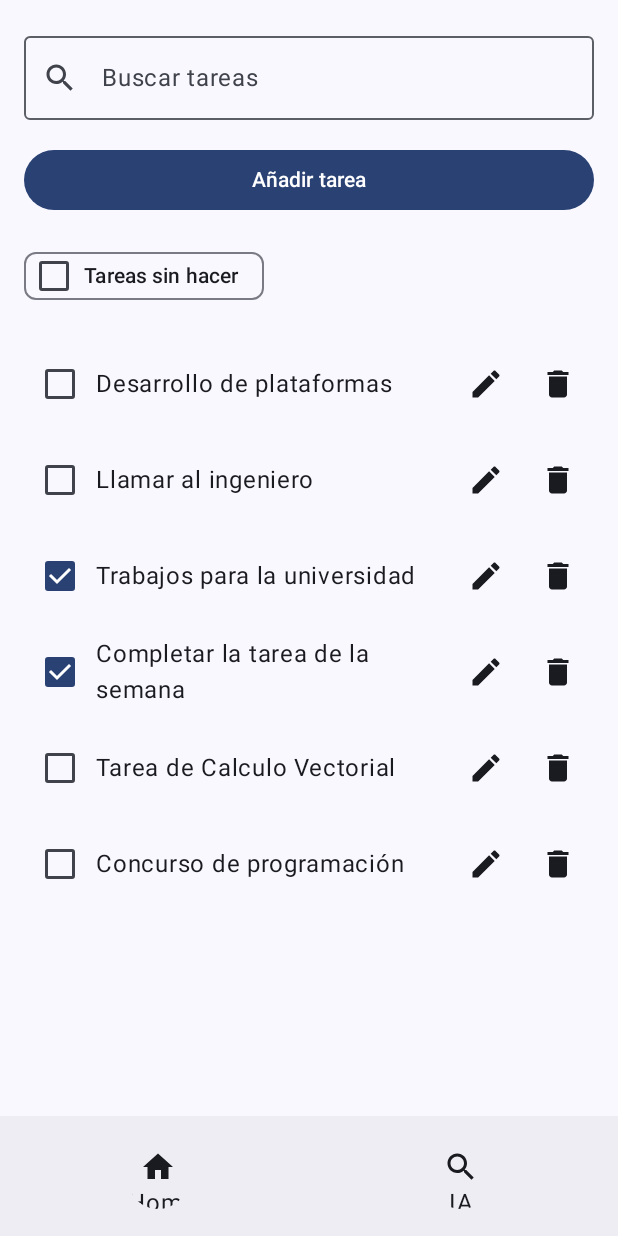
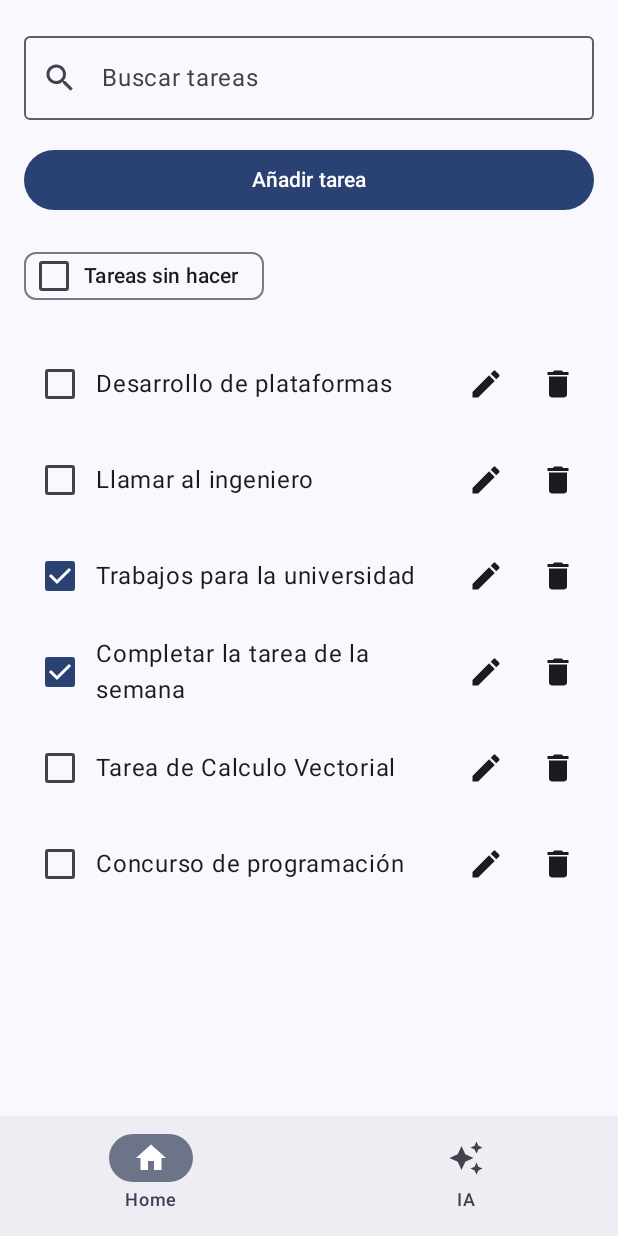
Before and after one commit to EDERANDER/Aplicacion-de-tareas-Android-Studio-Kotlin-Spring-boot, an Android app built with Jetpack Compose: the screen it shows after launch (MainActivity), on a phone screen of 412 x 824 dp. Run offline under Robolectric (Android 15) with nearby library versions, the phone set to English and light mode, and no system bars.

Commit message:
creando cambios de xml

```diff
--- a/app/build.gradle.kts
+++ b/app/build.gradle.kts
@@ -49,6 +49,8 @@ dependencies {
     implementation(libs.androidx.compose.ui.graphics)
     implementation(libs.androidx.compose.ui.tooling.preview)
     implementation(libs.androidx.compose.material3)
+    implementation(libs.androidxMaterialIconsExtended)
+    implementation(libs.androidx.material3)
     testImplementation(libs.junit)
     androidTestImplementation(libs.androidx.junit)
     androidTestImplementation(libs.androidx.espresso.core)
--- a/app/src/main/java/com/unap/aplicaciontareasfinal/ui/theme/crud/Navegacion.kt
+++ b/app/src/main/java/com/unap/aplicaciontareasfinal/ui/theme/crud/Navegacion.kt
@@ -1,18 +1,19 @@
 package com.unap.aplicaciontareasfinal.ui.theme.crud
 
-import androidx.compose.foundation.layout.Arrangement
 import androidx.compose.foundation.layout.Column
-import androidx.compose.foundation.layout.Row
-import androidx.compose.foundation.layout.fillMaxWidth
 import androidx.compose.foundation.layout.padding
 import androidx.compose.material.icons.Icons
+import androidx.compose.material.icons.filled.AutoAwesome
 import androidx.compose.material.icons.filled.Home
-import androidx.compose.material.icons.filled.Search
-import androidx.compose.material3.*
+import androidx.compose.material3.ExperimentalMaterial3Api
+import androidx.compose.material3.Icon
+import androidx.compose.material3.NavigationBar
+import androidx.compose.material3.NavigationBarItem
+import androidx.compose.material3.Scaffold
+import androidx.compose.material3.Text
 import androidx.compose.runtime.Composable
 import androidx.compose.runtime.mutableStateOf
 import androidx.compose.runtime.remember
-import androidx.compose.ui.Alignment
 import androidx.compose.ui.Modifier
 
 sealed class Screen {
@@ -31,24 +32,19 @@ fun AppNavigation() {
 
     Scaffold(
         bottomBar = {
-            BottomAppBar {
-                Row(
-                    modifier = Modifier.fillMaxWidth(),
-                    horizontalArrangement = Arrangement.SpaceAround
-                ) {
-                    IconButton(onClick = { currentScreen.value = Screen.TaskList }) {
-                        Column(horizontalAlignment = Alignment.CenterHorizontally) {
-                            Icon(Icons.Default.Home, contentDescription = "Home")
-                            Text("Home")
-                        }
-                    }
-                    IconButton(onClick = { currentScreen.value = Screen.IaLoading }) {
-                        Column(horizontalAlignment = Alignment.CenterHorizontally) {
-                            Icon(Icons.Default.Search, contentDescription = "IA")
-                            Text("IA")
-                        }
-                    }
-                }
+            NavigationBar {
+                NavigationBarItem(
+                    icon = { Icon(Icons.Default.Home, contentDescription = "Home") },
+                    label = { Text("Home") },
+                    selected = currentScreen.value is Screen.TaskList || currentScreen.value is Screen.AddTask || currentScreen.value is Screen.EditTask,
+                    onClick = { currentScreen.value = Screen.TaskList }
+                )
+                NavigationBarItem(
+                    icon = { Icon(Icons.Filled.AutoAwesome, contentDescription = "IA") },
+                    label = { Text("IA") },
+                    selected = currentScreen.value is Screen.IaLoading || currentScreen.value is Screen.IaIntro || currentScreen.value is Screen.IaChat,
+                    onClick = { currentScreen.value = Screen.IaLoading }
+                )
             }
         }
     ) { paddingValues ->
--- a/gradle/libs.versions.toml
+++ b/gradle/libs.versions.toml
@@ -8,6 +8,7 @@ espressoCore = "3.7.0"
 lifecycleRuntimeKtx = "2.9.4"
 activityCompose = "1.11.0"
 composeBom = "2024.09.00"
+material3 = "1.4.0"
 
 [libraries]
 androidx-core-ktx = { group = "androidx.core", name = "core-ktx", version.ref = "coreKtx" }
@@ -24,6 +25,8 @@ androidx-compose-ui-tooling-preview = { group = "androidx.compose.ui", name = "u
 androidx-compose-ui-test-manifest = { group = "androidx.compose.ui", name = "ui-test-manifest" }
 androidx-compose-ui-test-junit4 = { group = "androidx.compose.ui", name = "ui-test-junit4" }
 androidx-compose-material3 = { group = "androidx.compose.material3", name = "material3" }
+androidxMaterialIconsExtended = { group = "androidx.compose.material", name = "material-icons-extended" }
+androidx-material3 = { group = "androidx.compose.material3", name = "material3", version.ref = "material3" }
 
 [plugins]
 android-application = { id = "com.android.application", version.ref = "agp" }
```
Also changed, not shown: 1 other file.
